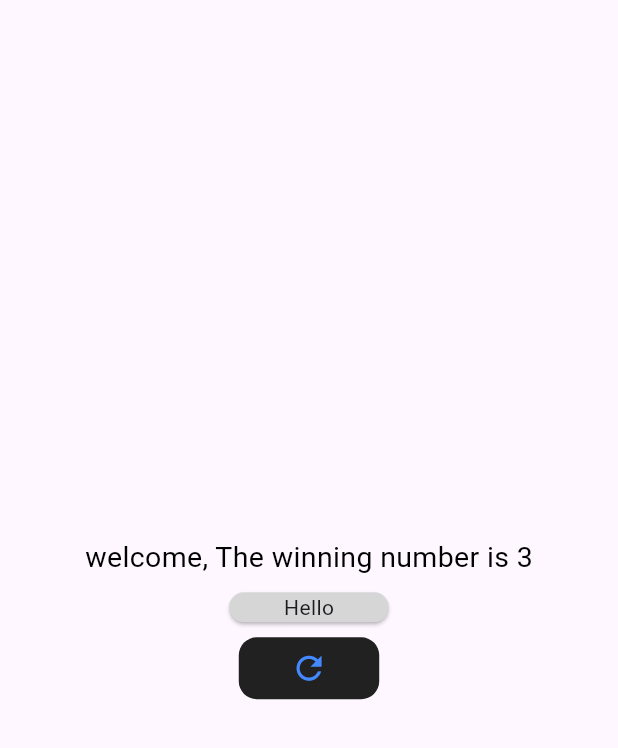
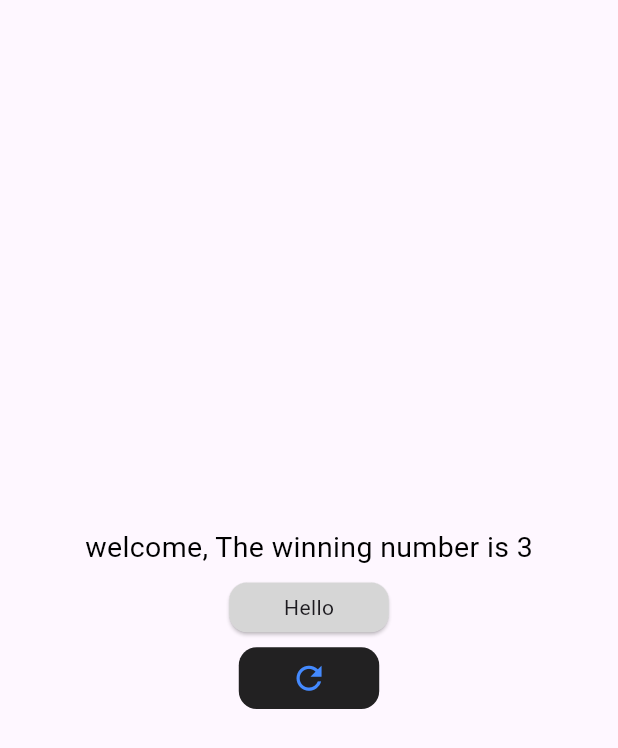
Before and after one commit to Amjadyabroudi128/simpleLottery, a Flutter app: the screen it shows after launch, on a phone screen of 412 x 824 dp. Shown: the top 748 px of the screen. Run offline on Flutter 3.47's test engine with Material 3 defaults, Android fonts, the phone set to English and light mode, and no system bars.

Commit message:
sizeBox height

```diff
--- a/lib/components/containerBorders.dart
+++ b/lib/components/containerBorders.dart
@@ -16,4 +16,7 @@ class containerBorder {
   static double boxWidth(BuildContext context) {
     return MediaQuery.of(context).size.width / 3.6;
   }
+  static double boxHeight(BuildContext context) {
+    return  MediaQuery.of(context).size.height * 0.05;
+  }
  }
```
